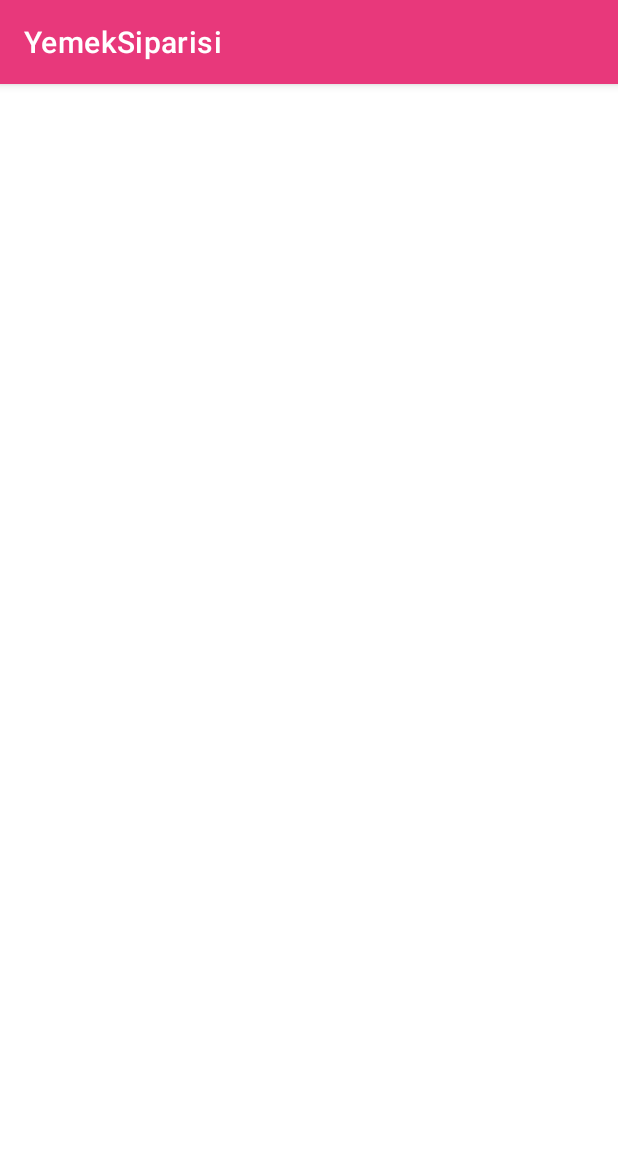
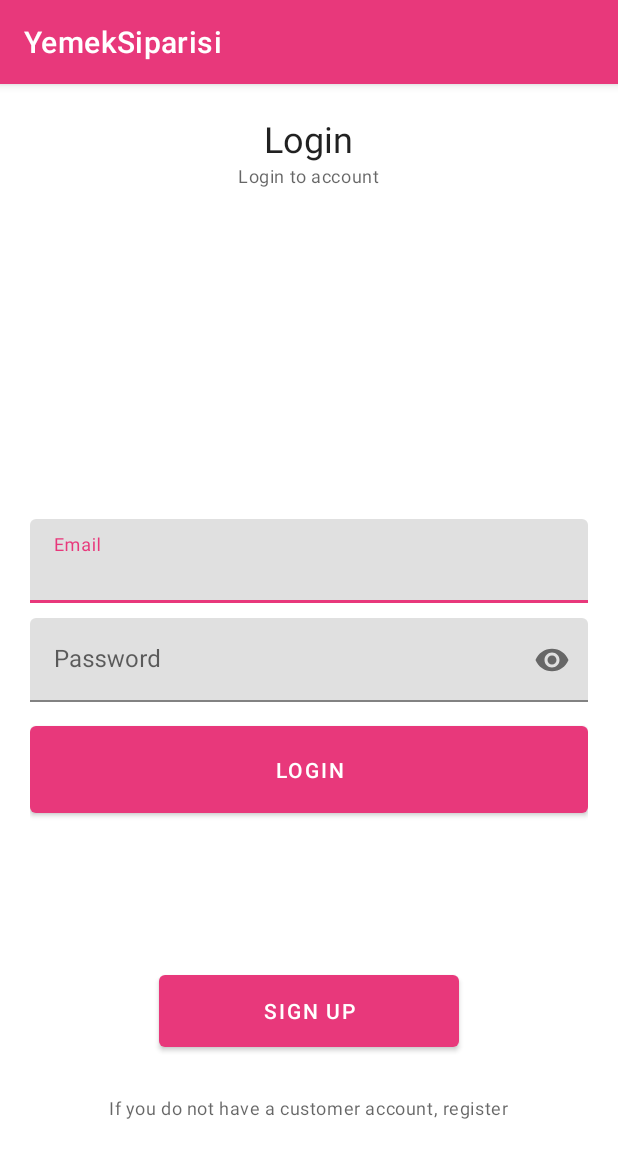
Before and after one commit to duygu2/Food-Deliveryy, an Android app: the CustomerLogin screen opened directly, with no data from a screen before it, on a phone screen of 412 x 824 dp. Shown: the top 1158 px of the screen. Run offline under Robolectric (Android 15) with nearby library versions, the phone set to English and light mode, and no system bars.

Commit message:
changed login page

```diff
--- a/app/src/main/AndroidManifest.xml
+++ b/app/src/main/AndroidManifest.xml
@@ -9,7 +9,8 @@
         android:roundIcon="@mipmap/ic_launcher_round"
         android:supportsRtl="true"
         android:theme="@style/Theme.YemekSiparisi">
-        <activity android:name=".AdminLogin"></activity>
+        <activity android:name=".CustomerRegister"></activity>
+        <activity android:name=".AdminLogin" />
         <activity android:name=".RestaurantLogin" />
         <activity android:name=".CustomerLogin" />
         <activity android:name=".CustomerMainActivity" />
--- a/app/src/main/java/com/duyguorhan/yemeksiparisi/CustomerLogin.kt
+++ b/app/src/main/java/com/duyguorhan/yemeksiparisi/CustomerLogin.kt
@@ -1,11 +1,19 @@
 package com.duyguorhan.yemeksiparisi
 
+import android.content.Intent
 import androidx.appcompat.app.AppCompatActivity
 import android.os.Bundle
+import android.widget.Button
 
 class CustomerLogin : AppCompatActivity() {
     override fun onCreate(savedInstanceState: Bundle?) {
         super.onCreate(savedInstanceState)
         setContentView(R.layout.activity_customer_login)
+
+        val ButtonCustomerLogin=findViewById<Button>(R.id.CustomerLoginBtn)
+        ButtonCustomerLogin.setOnClickListener {
+            val intent= Intent(this,CustomerRegister::class.java)
+            startActivity(intent)
+        }
     }
 }
--- /dev/null
+++ b/app/src/main/java/com/duyguorhan/yemeksiparisi/CustomerRegister.kt
@@ -0,0 +1,11 @@
+package com.duyguorhan.yemeksiparisi
+
+import androidx.appcompat.app.AppCompatActivity
+import android.os.Bundle
+
+class CustomerRegister : AppCompatActivity() {
+    override fun onCreate(savedInstanceState: Bundle?) {
+        super.onCreate(savedInstanceState)
+        setContentView(R.layout.activity_customer_register)
+    }
+}
--- a/app/src/main/res/layout/activity_customer_login.xml
+++ b/app/src/main/res/layout/activity_customer_login.xml
@@ -1,9 +1,94 @@
 <?xml version="1.0" encoding="utf-8"?>
-<androidx.constraintlayout.widget.ConstraintLayout xmlns:android="http://schemas.android.com/apk/res/android"
+<RelativeLayout xmlns:android="http://schemas.android.com/apk/res/android"
     xmlns:app="http://schemas.android.com/apk/res-auto"
     xmlns:tools="http://schemas.android.com/tools"
     android:layout_width="match_parent"
     android:layout_height="match_parent"
+    android:padding="20dp"
     tools:context=".CustomerLogin">
 
-</androidx.constraintlayout.widget.ConstraintLayout>
+    <TextView
+        android:id="@+id/titleLabelTv"
+        android:layout_width="wrap_content"
+        android:layout_height="wrap_content"
+        android:layout_centerHorizontal="true"
+        android:text="Login"
+        style="@style/TextAppearance.AppCompat.Headline"></TextView>
+
+    <TextView
+        android:layout_width="wrap_content"
+        android:layout_height="wrap_content"
+        android:layout_centerHorizontal="true"
+        android:text="Login to account"
+        android:layout_below="@+id/titleLabelTv"
+        style="@style/TextAppearance.MaterialComponents.Caption"
+        ></TextView>
+
+    <!--email-->
+    <com.google.android.material.textfield.TextInputLayout
+        android:id="@+id/emailTil"
+        android:layout_above="@+id/passwordTil"
+        android:layout_marginBottom="10dp"
+        android:layout_width="match_parent"
+        android:layout_height="wrap_content">
+
+        <EditText
+            android:id="@+id/emailEt"
+            android:layout_width="match_parent"
+            android:layout_height="wrap_content"
+            android:hint="Email"
+            android:inputType="textEmailAddress">
+
+        </EditText>
+    </com.google.android.material.textfield.TextInputLayout>
+
+    <!--password-->
+    <com.google.android.material.textfield.TextInputLayout
+        android:id="@+id/passwordTil"
+        app:passwordToggleEnabled="true"
+        android:layout_width="match_parent"
+        android:layout_height="wrap_content"
+        android:layout_centerInParent="true"
+        >
+
+        <EditText
+            android:id="@+id/passwordEt"
+            android:layout_width="match_parent"
+            android:layout_height="wrap_content"
+            android:inputType="textPassword"
+            android:hint="Password">
+
+        </EditText>
+    </com.google.android.material.textfield.TextInputLayout>
+
+    <!--Login button-->
+    <Button
+        android:id="@+id/CustomerLoginBtn"
+        android:layout_width="match_parent"
+        android:layout_height="70dp"
+        android:text="Login"
+        android:layout_below="@+id/passwordTil"
+        android:layout_marginTop="10dp">
+
+    </Button>
+
+    <!--SignUp-->
+    <TextView
+        android:id="@+id/noAccountTv"
+        style="@style/TextAppearance.MaterialComponents.Caption"
+        android:layout_width="wrap_content"
+        android:layout_height="wrap_content"
+        android:layout_alignParentBottom="true"
+        android:layout_centerHorizontal="true"
+        android:layout_marginBottom="57dp"
+        android:text="If you do not have a customer account, register" />
+
+    <Button
+        android:layout_width="200dp"
+        android:layout_height="60dp"
+        android:layout_alignParentBottom="true"
+        android:layout_centerHorizontal="true"
+        android:layout_marginBottom="100dp"
+        android:text="Sign up" />
+
+</RelativeLayout>
--- /dev/null
+++ b/app/src/main/res/layout/activity_customer_register.xml
@@ -0,0 +1,9 @@
+<?xml version="1.0" encoding="utf-8"?>
+<androidx.constraintlayout.widget.ConstraintLayout xmlns:android="http://schemas.android.com/apk/res/android"
+    xmlns:app="http://schemas.android.com/apk/res-auto"
+    xmlns:tools="http://schemas.android.com/tools"
+    android:layout_width="match_parent"
+    android:layout_height="match_parent"
+    tools:context=".CustomerRegister">
+
+</androidx.constraintlayout.widget.ConstraintLayout>
```
